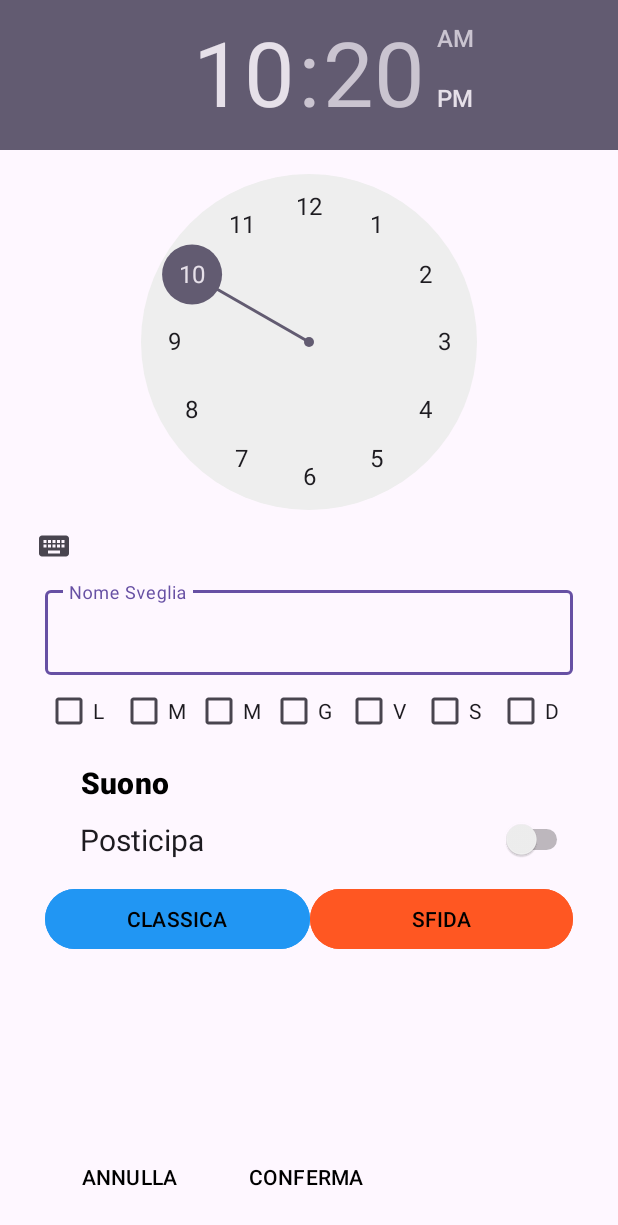
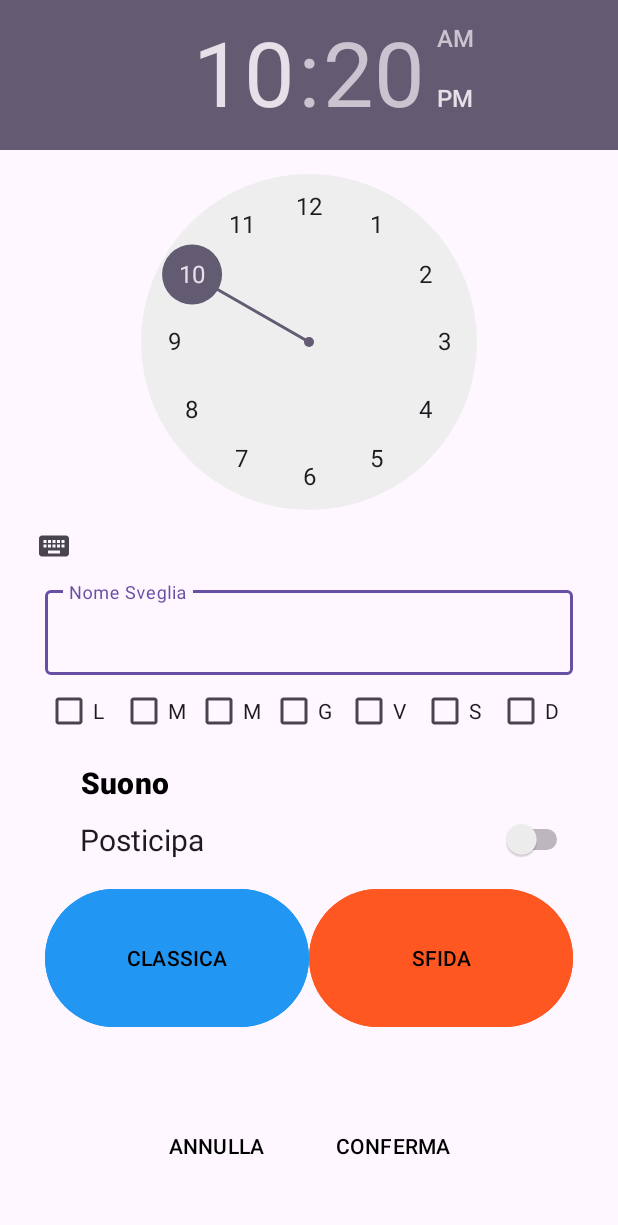
Before and after one commit to MirkoGiussaniBICOCCA/Brain-Alarm, an Android app: the screen it shows after launch (WelcomeActivity), on a phone screen of 412 x 824 dp. Shown: the top 1225 px of the screen. Run offline under Robolectric (Android 15) with nearby library versions, the phone set to English and light mode, and no system bars.

Commit message:
Fixato problema dei pesi sui pulsanti delle sfide e aggiustato le loro dimensione

```diff
--- a/app/src/main/res/layout/activity_welcome.xml
+++ b/app/src/main/res/layout/activity_welcome.xml
@@ -22,9 +22,9 @@
                 android:id="@+id/center"
                 android:layout_width="wrap_content"
                 android:layout_height="wrap_content"
-                app:layout_constraintGuide_percent="0.5"
                 android:orientation="vertical"
                 app:layout_constraintEnd_toEndOf="parent"
+                app:layout_constraintGuide_percent="0.5"
                 app:layout_constraintStart_toStartOf="parent" />
 
             <androidx.constraintlayout.widget.Guideline
@@ -167,55 +167,67 @@
             </LinearLayout>
 
             <!-- pulsanti giochi -->
-            <LinearLayout
-                android:id="@+id/giochi"
+            <!-- TODO 2 relative layout uno di sinistra e uno di destra per mettere i bottoni simmietrici -->
+            <RelativeLayout
+                android:id="@+id/giochiClassica"
                 android:layout_width="0dp"
                 android:layout_height="wrap_content"
                 android:orientation="horizontal"
-                app:layout_constraintEnd_toEndOf="@id/guidelineDX"
                 app:layout_constraintStart_toStartOf="@id/guidelineSX"
+                app:layout_constraintEnd_toEndOf="@id/center"
                 app:layout_constraintTop_toBottomOf="@id/impostazioni"
                 tools:ignore="MissingConstraints">
 
 
                 <Button
                     android:id="@+id/classica"
-                    android:layout_width="wrap_content"
-                    android:layout_height="wrap_content"
+                    android:layout_width="match_parent"
+                    android:layout_height="100dp"
                     android:layout_marginTop="15dp"
                     android:layout_marginBottom="15dp"
-                    android:layout_weight="5"
+                    android:layout_centerHorizontal="true"
                     android:backgroundTint="@color/azzurro"
                     android:text="@string/classica"
                     android:textColor="@color/black"
                     android:textSize="14sp"
-                    app:layout_constraintStart_toStartOf="@id/guidelineSX"
-                    app:layout_constraintTop_toBottomOf="@id/ripetizioni" />
+                    />
+            </RelativeLayout>
+            <RelativeLayout
+                android:id="@+id/giochiSfida"
+                android:layout_width="0dp"
+                android:layout_height="wrap_content"
+                android:orientation="horizontal"
+                app:layout_constraintStart_toStartOf="@id/center"
+                app:layout_constraintEnd_toEndOf="@id/guidelineDX"
+                app:layout_constraintTop_toBottomOf="@id/impostazioni"
+                tools:ignore="MissingConstraints">
+
 
                 <Button
                     android:id="@+id/sfida"
-                    android:layout_width="wrap_content"
-                    android:layout_height="wrap_content"
+                    android:layout_width="match_parent"
+                    android:layout_height="100dp"
                     android:layout_marginTop="15dp"
                     android:layout_marginBottom="15dp"
-                    android:layout_weight="7"
+                    android:layout_centerHorizontal="true"
                     android:backgroundTint="@color/arancione"
                     android:text="@string/sfida"
                     android:textColor="@color/black"
                     android:textSize="14sp"
-                    app:layout_constraintStart_toStartOf="@id/guidelineSX"
-                    app:layout_constraintTop_toBottomOf="@id/ripetizioni" />
-            </LinearLayout>
+                    />
+            </RelativeLayout>
 
             <!-- pulsanti di invio/annulla -->
+            <!-- TODO non sono perfette le misure dei pulsanti -->
             <LinearLayout
                 android:id="@+id/bottoni"
-                android:layout_width="0dp"
+                android:layout_width="wrap_content"
                 android:layout_height="wrap_content"
                 android:orientation="horizontal"
                 app:layout_constraintBottom_toBottomOf="parent"
                 app:layout_constraintEnd_toEndOf="@id/guidelineDX"
                 app:layout_constraintStart_toStartOf="@id/guidelineSX"
+                app:layout_constraintTop_toBottomOf="@id/giochiClassica"
                 tools:ignore="MissingConstraints">
 
                 <Button
@@ -228,7 +240,6 @@
                     android:text="@string/annulla"
                     android:textColor="@color/black"
                     android:textSize="14sp"
-                    app:layout_constraintStart_toStartOf="@id/guidelineSX"
                     app:layout_constraintEnd_toEndOf="@id/center"
                     app:layout_constraintTop_toBottomOf="@id/conferma" />
 
@@ -243,7 +254,6 @@
                     android:textColor="@color/black"
                     android:textSize="14sp"
                     app:layout_constraintStart_toStartOf="@id/center"
-                    app:layout_constraintEnd_toEndOf="@id/guidelineDX"
                     app:layout_constraintTop_toBottomOf="@id/ripetizioni" />
 
             </LinearLayout>
```
